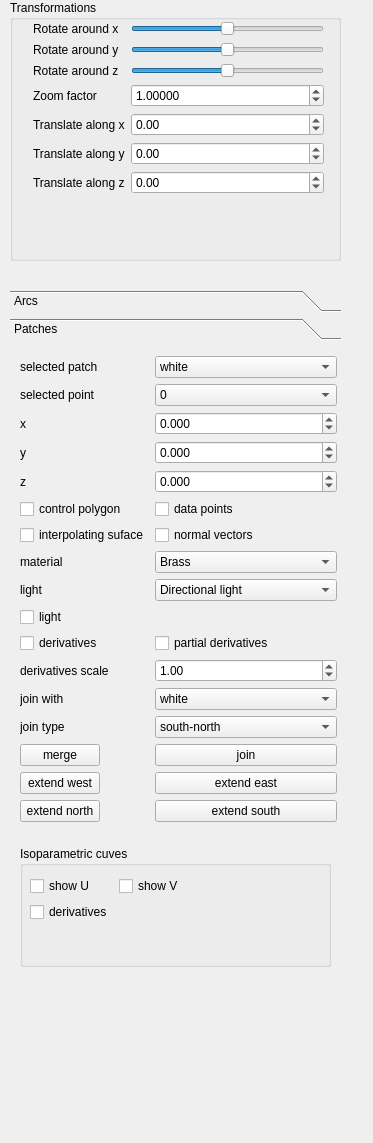
Above: QtFramework/GUI/SideWidget.ui from ViktorGyorgy/grafika_projekt before the change. Below: the same form after it.
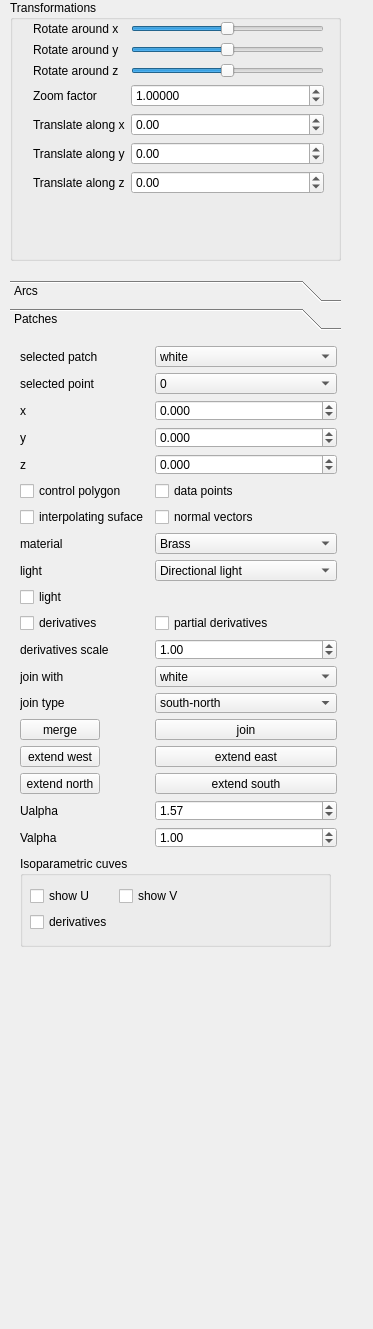
That is the form after the change. The open tabs and pages were chosen to show the change.

```diff
--- a/QtFramework/GUI/SideWidget.ui
+++ b/QtFramework/GUI/SideWidget.ui
@@ -7,7 +7,7 @@
     <x>0</x>
     <y>0</y>
     <width>373</width>
-    <height>1143</height>
+    <height>1329</height>
    </rect>
   </property>
   <property name="sizePolicy">
@@ -221,12 +221,15 @@
    </widget>
   </widget>
   <widget class="QToolBox" name="toolBox">
+   <property name="enabled">
+    <bool>true</bool>
+   </property>
    <property name="geometry">
     <rect>
      <x>10</x>
-     <y>290</y>
+     <y>280</y>
      <width>331</width>
-     <height>721</height>
+     <height>701</height>
     </rect>
    </property>
    <property name="currentIndex">
@@ -573,7 +576,7 @@
       <x>0</x>
       <y>0</y>
       <width>331</width>
-      <height>661</height>
+      <height>631</height>
      </rect>
     </property>
     <attribute name="label">
@@ -585,7 +588,7 @@
        <x>10</x>
        <y>10</y>
        <width>317</width>
-       <height>481</height>
+       <height>501</height>
       </rect>
      </property>
      <layout class="QFormLayout" name="formLayout_3">
@@ -1061,15 +1064,61 @@
         </property>
        </widget>
       </item>
+      <item row="17" column="1">
+       <widget class="QDoubleSpinBox" name="doubleSpinBoxPatchUalpha">
+        <property name="minimum">
+         <double>0.050000000000000</double>
+        </property>
+        <property name="maximum">
+         <double>7.000000000000000</double>
+        </property>
+        <property name="singleStep">
+         <double>0.050000000000000</double>
+        </property>
+        <property name="value">
+         <double>1.570000000000000</double>
+        </property>
+       </widget>
+      </item>
+      <item row="18" column="1">
+       <widget class="QDoubleSpinBox" name="doubleSpinBoxPatchValpha">
+        <property name="minimum">
+         <double>0.050000000000000</double>
+        </property>
+        <property name="maximum">
+         <double>7.000000000000000</double>
+        </property>
+        <property name="singleStep">
+         <double>0.050000000000000</double>
+        </property>
+        <property name="value">
+         <double>1.000000000000000</double>
+        </property>
+       </widget>
+      </item>
+      <item row="17" column="0">
+       <widget class="QLabel" name="label_27">
+        <property name="text">
+         <string>Ualpha</string>
+        </property>
+       </widget>
+      </item>
+      <item row="18" column="0">
+       <widget class="QLabel" name="label_28">
+        <property name="text">
+         <string>Valpha</string>
+        </property>
+       </widget>
+      </item>
      </layout>
     </widget>
     <widget class="QGroupBox" name="groupBox_2">
      <property name="geometry">
       <rect>
        <x>10</x>
-       <y>500</y>
+       <y>520</y>
        <width>311</width>
-       <height>121</height>
+       <height>91</height>
       </rect>
      </property>
      <property name="title">
@@ -1081,7 +1130,7 @@
         <x>10</x>
         <y>30</y>
         <width>291</width>
-        <height>81</height>
+        <height>51</height>
        </rect>
       </property>
       <layout class="QFormLayout" name="formLayout_4">
```
Left out of the diff: 30 changed lines with no effect on the pictures.
